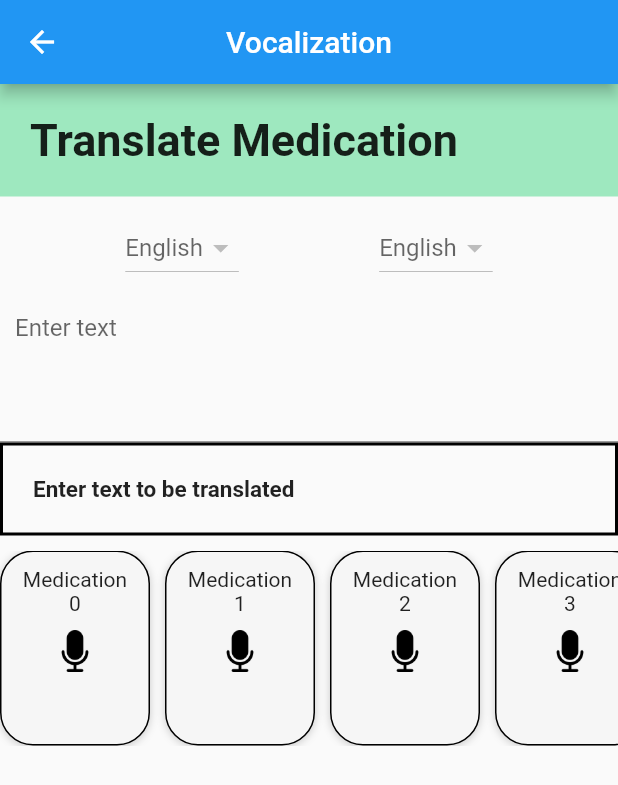
After one commit to sghtestAcc/my_projectV2, a Flutter app: the PatientsVocalScreen screen opened directly, on a phone screen of 412 x 824 dp. The commit adds this screen. Shown: the top 785 px of the screen. Run offline on Flutter 3.47's test engine with Material 2 defaults, Android fonts, the light colour scheme and no system bars; our stand-ins replace cloud_firestore, country_picker, firebase_auth, firebase_core, get, image_picker; missing offline and left inert: google_mlkit_text_recognition, google_mlkit_translation; accounts and stored records are empty.

Commit message:
Patient_prescriptions and patients vocalization for brian

```diff
--- a/lib/login_page.dart
+++ b/lib/login_page.dart
@@ -154,7 +154,6 @@ class _LoginScreenState extends State<LoginScreen> {
                                     controller.email.text.trim(),
                                     controller.password.text.trim());
                               }
-
                               // Navigator.push(context, MaterialPageRoute(builder: (context)=> CameraHomeScreenPatient()));
                             },
                             child: Text(
--- /dev/null
+++ b/lib/patients_Vocalization.dart
@@ -0,0 +1,218 @@
+import 'package:flutter/material.dart';
+import 'package:get/get.dart';
+import 'package:google_mlkit_translation/google_mlkit_translation.dart';
+
+class PatientsVocalScreen extends StatefulWidget {
+  const PatientsVocalScreen({super.key});
+
+  @override
+  State<PatientsVocalScreen> createState() => _PatientsVocalScreenState();
+}
+
+class _PatientsVocalScreenState extends State<PatientsVocalScreen> {
+   String? _translatedText;
+  final _controller = TextEditingController();
+  String sourceSelect = 'English';
+  String targetSelect = 'English';
+  bool _isLoading = false;
+
+  String typedText = '';
+
+  Future<void> translateTextFunction(String changedText) async {
+    setState(() {
+      typedText = changedText;
+    });
+    TranslateLanguage sourceLanguage = TranslateLanguage.values.firstWhere(
+      (element) => element.name == sourceSelect.toLowerCase(),
+    );
+    TranslateLanguage targetLanguage = TranslateLanguage.values.firstWhere(
+      (element) => element.name == targetSelect.toLowerCase(),
+    );
+    var onDeviceTranslator = OnDeviceTranslator(
+      sourceLanguage: sourceLanguage,
+      targetLanguage: targetLanguage,
+    );
+    setState(() {
+      _isLoading = true;
+    });
+    final result = await onDeviceTranslator.translateText(_controller.text);
+    setState(() {
+      _translatedText = result;
+      _isLoading = false;
+    });
+  }
+
+  final languagePicker = TranslateLanguage.values
+      .map(
+        (e) => e.name.capitalize!,
+      )
+      .toList();
+  // PatientHomeScreen
+
+Widget buildCard(int index) => Container(
+  padding: EdgeInsets.all(10.0),
+  width: 100,
+  decoration: BoxDecoration(
+    borderRadius: BorderRadius.all(Radius.circular(22)),
+    color: Color(0xFFF6F6F6),
+    boxShadow: [
+      BoxShadow(
+        color: Color.fromRGBO(0, 0, 0, 0.2),
+        offset: Offset(0, 1),
+        blurRadius: 4,
+        spreadRadius: 0,
+      ),
+    ],
+    border: Border.all(
+      color: Colors.black, // Set your desired border color here
+      width: 1, // Set the border width
+    ),
+  ),
+  child: Column(
+    crossAxisAlignment: CrossAxisAlignment.center,
+    children: [
+      Text('Medication'),
+      Text('$index'),
+      SizedBox(height: 10),
+      GestureDetector(
+            onTap: () {},
+        child: Image.asset(
+          'assets/images/mic.png',
+          height: 28, width: 28, fit: BoxFit.cover
+        ),
+      ),
+    ],
+  ),
+);
+
+
+   @override
+  Widget build(BuildContext context) {
+    return Scaffold(
+      appBar: AppBar(
+        title: Text('Vocalization'),
+      centerTitle: true,
+      ),
+      body: Container(
+        child: Column(
+          children: [
+           Column(
+            children: [
+               Container(
+            color: const Color(0xFF9EE8BF),
+            width: double.infinity,
+            padding: const EdgeInsets.fromLTRB(20, 20, 0, 20),
+            child: const Text(
+              'Translate Medication',
+              style: TextStyle(fontSize: 30, fontWeight: FontWeight.bold),
+            ),
+          ),
+          Row(
+            mainAxisAlignment: MainAxisAlignment.spaceEvenly,
+            children: [
+              Container(
+                padding: const EdgeInsets.all(10.0),
+                child: DropdownButton(
+                  hint: const Text('English'),
+                  value: sourceSelect,
+                  onChanged: (newValue) {
+                    setState(() {
+                      sourceSelect = newValue ?? '';
+                      translateTextFunction(typedText);
+                    });
+                  },
+                  items: languagePicker.map((valueItem) {
+                    return DropdownMenuItem(
+                      value: valueItem,
+                      child: Text(valueItem),
+                    );
+                  }).toList(),
+                ),
+              ),
+              Container(
+                padding: const EdgeInsets.all(10.0),
+                child: DropdownButton(
+                  hint: const Text('English'),
+                  value: targetSelect,
+                  onChanged: (newValue) {
+                    setState(() {
+                      targetSelect = newValue ?? '';
+                      translateTextFunction(typedText);
+                    });
+                  },
+                  items: languagePicker.map((valueItem) {
+                    return DropdownMenuItem(
+                      value: valueItem,
+                      child: Text(valueItem),
+                    );
+                  }).toList(),
+                ),
+              ),
+            ],
+          ),
+            Container(
+  child: TextFormField(
+    controller: _controller,
+    onChanged: translateTextFunction,
+    maxLines: 4,
+    keyboardType: TextInputType.multiline,
+    decoration: InputDecoration(
+      hintText: 'Enter text',
+      suffixIcon: Column(
+        crossAxisAlignment: CrossAxisAlignment.start,
+        children: [
+          // InkWell(
+          //   onTap: () {
+          //     Clipboard.getData('text/plain').then((value) {
+          //       if (value != null) {
+          //         _controller.text = value.text!;
+          //         setState(() {
+          //           typedText = value.text!;
+          //           translateTextFunction(typedText);
+          //         });
+          //       }
+          //     });
+          //   },
+          //   child: Icon(Icons.paste),
+          // ),
+        ],
+      ),
+      contentPadding: EdgeInsets.all(10.0),
+    ),
+  ),
+),
+Container(
+            width: double.infinity,
+            padding: const EdgeInsets.all(20),
+            decoration: BoxDecoration(
+              border: Border.all(
+                width: 2,
+              ),
+            ),
+            child: Text(
+              _isLoading
+                  ? 'Loading...'
+                  : _translatedText ?? 'Enter text to be translated',
+                  style: TextStyle(fontSize: 15, fontWeight: FontWeight.bold),
+            ),
+),
+SizedBox(height: 10,),
+Container(
+  height: 130,
+  child:   ListView.separated(
+    scrollDirection: Axis.horizontal,
+    itemCount: 6,
+    separatorBuilder: (context, _) => SizedBox(width: 10,),
+    itemBuilder: (context, index) => buildCard(index) ,
+  ),
+),
+
+
+
+
+              ],)
+          ]),
+      ),
+    );
+  }
+}
```
Also changed, not shown: lib/patient_home.dart (+11 -2 lines), lib/patients_Prescriptions.dart (added, +22 -0 lines).
